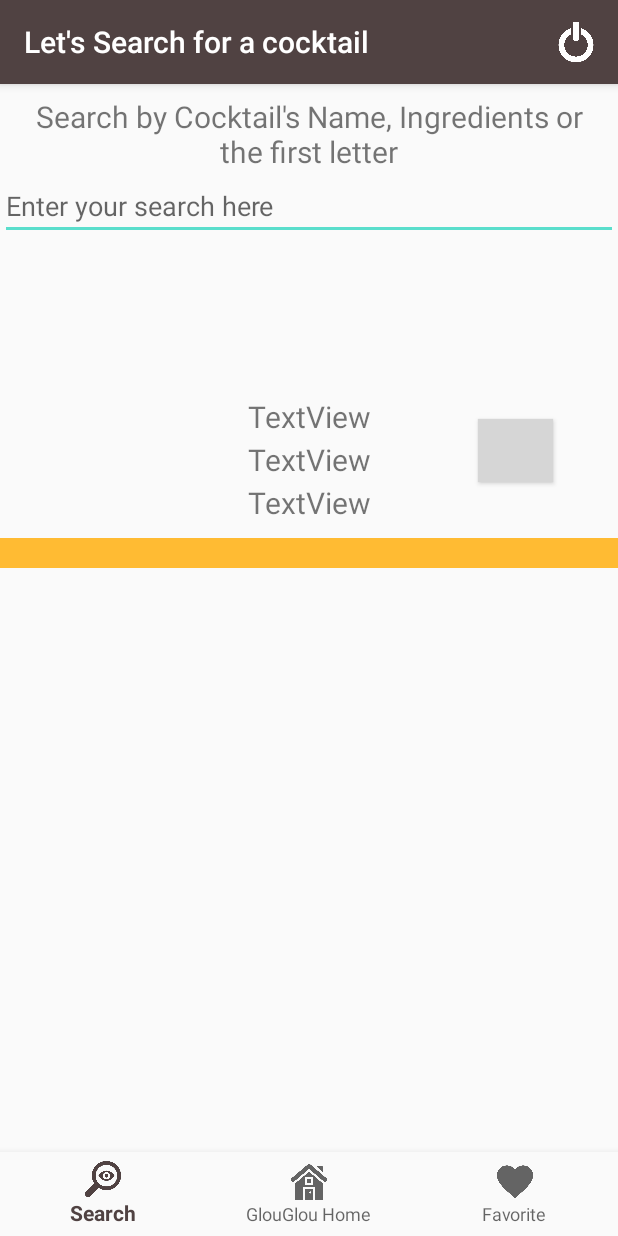
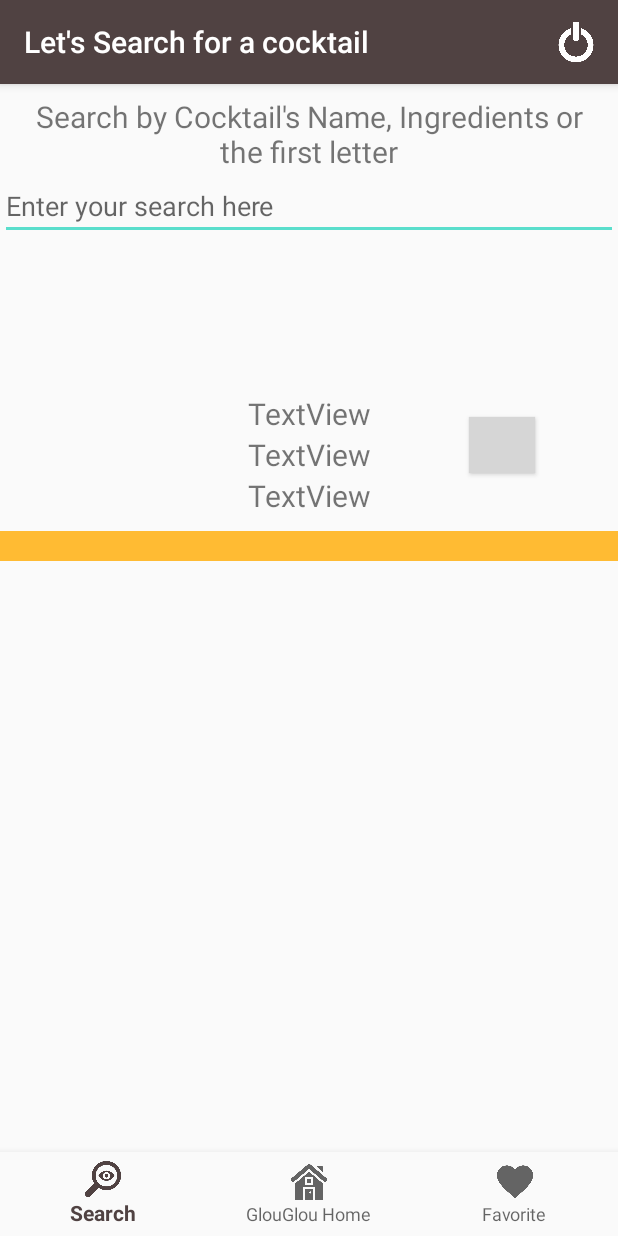
Before and after one commit to JJFrenoi/GlouGlou, an Android app: the fragment DetailFragment placed in its activity, after a tap on an icon or button, on a phone screen of 412 x 824 dp. Run offline under Robolectric (Android 15) with nearby library versions, the phone set to English and light mode, and no system bars; our stand-ins replace Picasso, Room's generated code, navigation-ui; pictures from the network do not load; Roboto replaces fonts that are not available here; 26 statements that could not run were skipped; grey boxes are pictures that could not be loaded.

Commit message:
Phrase d'ajout

```diff
--- a/app/src/main/java/com/example/glouglou/ui/Details/DetailFragment.java
+++ b/app/src/main/java/com/example/glouglou/ui/Details/DetailFragment.java
@@ -75,7 +75,7 @@ public class DetailFragment extends Fragment {
             @Override
             public void onClick(View v) {
                 new AddToBDDAsync().execute(drinks);
-                Toast.makeText(MainActivity.getContext(),"Adding to BDD",Toast.LENGTH_SHORT).show();
+                Toast.makeText(MainActivity.getContext(),"Adding to favorite",Toast.LENGTH_SHORT).show();
             }
         });
     }
--- a/app/src/main/res/layout/fragment_detail.xml
+++ b/app/src/main/res/layout/fragment_detail.xml
@@ -28,15 +28,17 @@
 
         <Button
             android:id="@+id/fav_detail"
-            android:layout_width="50dp"
-            android:layout_height="42dp"
+            android:layout_width="44dp"
+            android:layout_height="37dp"
             android:layout_marginStart="28dp"
             android:layout_marginTop="16dp"
             android:background="@drawable/star"
             app:layout_constraintBottom_toTopOf="@+id/text_instruction_detail"
             app:layout_constraintEnd_toEndOf="parent"
+            app:layout_constraintHorizontal_bias="0.406"
             app:layout_constraintStart_toEndOf="@id/text_home_detail"
-            app:layout_constraintTop_toBottomOf="@id/image_detail" />
+            app:layout_constraintTop_toBottomOf="@id/image_detail"
+            app:layout_constraintVertical_bias="0.0" />
 
         <TextView
             android:id="@+id/text_home_detail"
```
